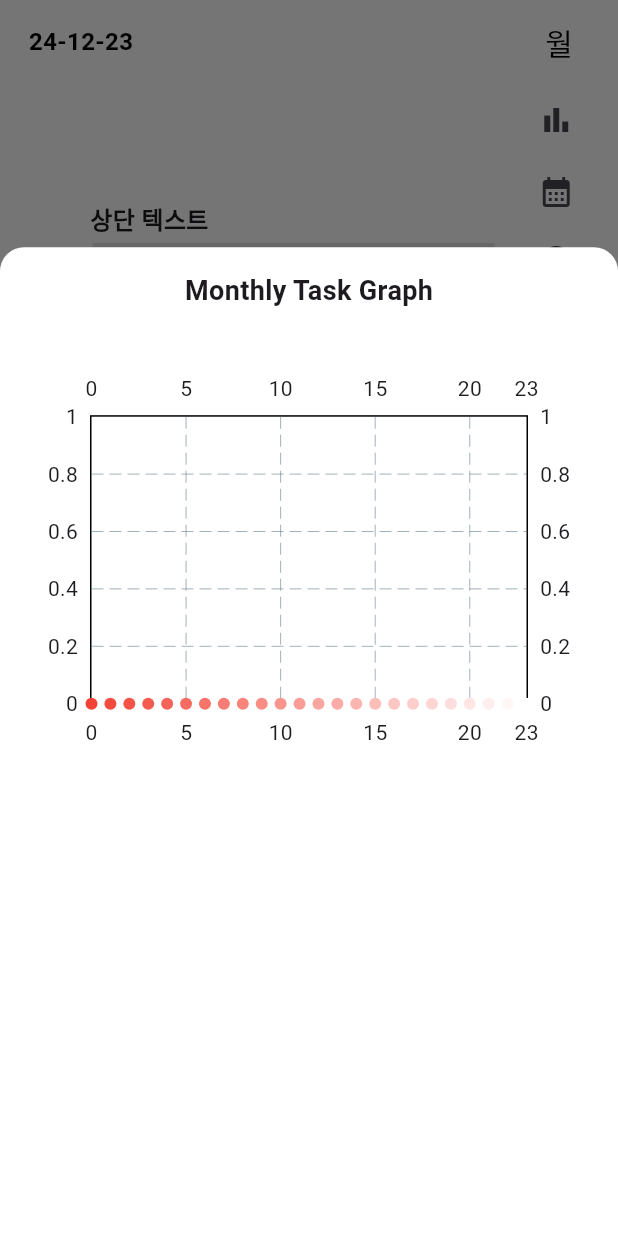
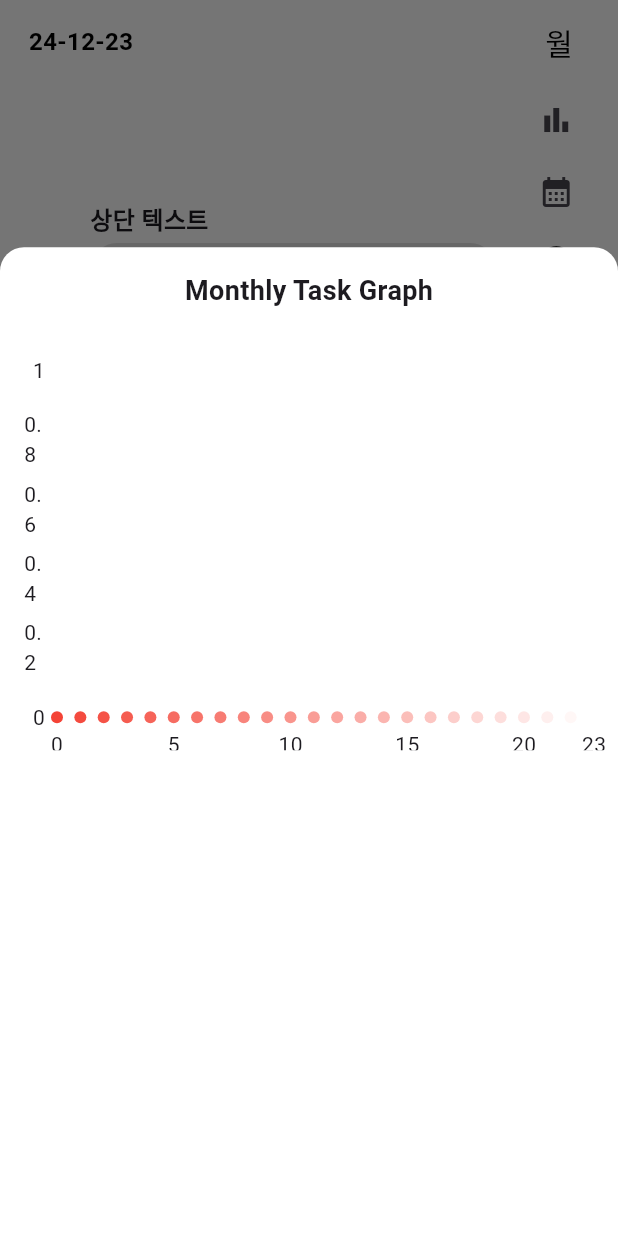
Before and after one commit to qoranreh/climb_leaf2, a Flutter app: the screen it shows after launch, after a tap on the "bar chart" icon, on a phone screen of 412 x 824 dp. Run offline on Flutter 3.47's test engine with Material 3 defaults, Android fonts, the phone set to English and light mode, and no system bars; drawn by our look-alikes of fl_chart; our stand-ins replace cloud_firestore, firebase_core, table_calendar; accounts and stored records are empty.

Commit message:
UI수정, main화면 그래프 추가

```diff
--- a/lib/theme.dart
+++ b/lib/theme.dart
@@ -1,4 +1,5 @@
 import 'package:flutter/material.dart';
+import 'dart:ui' as ui;
 
 ThemeData appTheme() {
   return ThemeData(
@@ -39,3 +40,5 @@ ThemeData appTheme() {
     scaffoldBackgroundColor: Colors.white, // Scaffold의 기본 배경색
   );
 }
+
+//그림자 넣기(나중에 추가  ㄱㄱ)
--- a/lib/timetable_page.dart
+++ b/lib/timetable_page.dart
@@ -1,3 +1,4 @@
+import 'package:climb_leaf2/theme.dart';
 import 'package:flutter/material.dart';
 import 'package:cloud_firestore/cloud_firestore.dart';
 import 'calendar_page.dart';
@@ -183,37 +184,58 @@ class _TimetablePageState extends State<TimetablePage> {
     );
 
     // 2. Firestore에서 데이터를 가져오기
-    List<int> taskCounts = List.filled(31, 0); // 최대 크기 31
-    Map<String, int> taskSummary = getTaskSummary(); // 입력된 task 요약
-    String selectedTask =
-        taskSummary.isNotEmpty ? taskSummary.keys.first : ''; // 초기 선택 Task
+    List<int> taskCounts = List.filled(currentMonthDates.length, 0); // 날짜별 Task 카운트
+    Map<String, int> taskSummary = getTaskSummary(); // Task 요약 데이터 가져오기
+    String selectedTask = taskSummary.isNotEmpty ? taskSummary.keys.first : '';
 
     if (selectedTask.isNotEmpty) {
       QuerySnapshot querySnapshot = await _firestore
-          .collection('tasks') // Firebase 컬렉션 이름
+          .collection('timetables') // Firestore 컬렉션 이름
           .where('date', isGreaterThanOrEqualTo: currentMonthDates.first)
           .where('date', isLessThanOrEqualTo: currentMonthDates.last)
           .get();
 
-      // 날짜별 Task 횟수 집계
+      // Firestore 문서 순회
       for (var doc in querySnapshot.docs) {
-        DateTime date = (doc['date'] as Timestamp).toDate();
-        String task = doc['task'];
+        final data = doc.data() as Map<String, dynamic>;
+        String docDate = doc.id; // 문서 ID는 날짜 (yyyy-MM-dd)
+        DateTime date = DateTime.parse(docDate);
+
+        // Firestore 데이터 구조에 따라 특정 Task 데이터 필터링
+        data.forEach((hour, tasks) {
+          if (tasks is List) {
+            for (var task in tasks) {
               if (task == selectedTask) {
-          taskCounts[date.day - 1]++;
+                int index = date.day - 1; // 날짜에 해당하는 인덱스
+                taskCounts[index]++; // 해당 날짜의 Task 카운트 증가
               }
             }
           }
-
-    // 3. FlSpot 데이터 생성
-    List<FlSpot> _generateSpots() {
-      return List.generate(
-        currentMonthDates.length,
-        (index) => FlSpot(index.toDouble(), taskCounts[index].toDouble()),
-      );
+        });
       }
 
-    // 4. 모달 UI
+      // 디버깅용 로그 출력
+      print("Updated Task Counts: $taskCounts");
+    }
+
+    // 3. FlSpot 데이터 생성 및 디버깅
+    List<FlSpot> spots = List.generate(
+      currentMonthDates.length,
+          (index) {
+        double x = index.toDouble(); // X 좌표: 날짜 인덱스
+        double y = taskCounts[index].toDouble(); // Y 좌표: 해당 날짜의 작업 횟수
+
+        // 디버깅용 로그 출력
+        print("FlSpot(x: $x, y: $y)");
+
+        return FlSpot(x, y); // FlSpot 객체 반환
+      },
+    );
+
+    // 디버깅: 전체 FlSpot 데이터 출력
+    print("Generated FlSpots: $spots");
+
+    // 4. 모달 UI 표시
     showModalBottomSheet(
       context: context,
       isScrollControlled: true,
@@ -232,52 +254,72 @@ class _TimetablePageState extends State<TimetablePage> {
                   const SizedBox(height: 20),
                   Wrap(
                     spacing: 8.0,
-                    children: taskSummary.keys.map((task) {
+                    runSpacing: 4.0,
+                    children: (() {
+                      List<MapEntry<String, int>> sortedEntries = taskSummary.entries
+                          .where((entry) => entry.value > 0)
+                          .toList();
+
+                      sortedEntries.sort((a, b) => b.value.compareTo(a.value));
+
+                      return sortedEntries.map((entry) {
+                        String task = entry.key;
+                        int count = entry.value;
+
                         return ElevatedButton(
                           onPressed: () {
                             setState(() {
                               selectedTask = task;
+                              print("Selected Task: $selectedTask");
                             });
                           },
                           style: ElevatedButton.styleFrom(
-                          backgroundColor: selectedTask == task
-                              ? Colors.white
-                              : Colors.black,
+                            backgroundColor:
+                            selectedTask == task ? Colors.white : Colors.black,
                           ),
                           child: Text(
-                          task,
+                            "$task ($count)", // Task 이름과 Count 표시
                             style: TextStyle(
-                            color: selectedTask == task
-                                ? Colors.red
-                                : Colors.black,
+                              color: selectedTask == task ? Colors.red : Colors.white,
                             ),
                           ),
                         );
-                    }).toList(),
+                      }).toList();
+                    })(),
                   ),
                   const SizedBox(height: 20),
                   AspectRatio(
                     aspectRatio: 1.5,
                     child: LineChart(
                       LineChartData(
-                        gridData: FlGridData(show: true),
-                        borderData: FlBorderData(show: true),
+                        gridData: FlGridData(
+                          show: true, // 격자 표시 여부
+                          drawVerticalLine: false, // 수직선 표시 비활성화
+                          drawHorizontalLine: true, // 수평선은 여전히 표시
+                          horizontalInterval: 10, // 수평선 간격 (필요에 따라 조정)
+                        ),
+                        borderData: FlBorderData(show: false),
                         minX: 0,
                         maxX: now.day.toDouble() - 1,
                         minY: 0,
-                        maxY: taskCounts
-                                .reduce((a, b) => a > b ? a : b)
-                                .toDouble() +
+                        maxY: taskCounts.reduce((a, b) => a > b ? a : b).toDouble() +
                             1,
+                        titlesData: FlTitlesData(
+                          topTitles: AxisTitles(sideTitles: SideTitles(showTitles: false)), // 상단 수치 비활성화
+                          rightTitles: AxisTitles(sideTitles: SideTitles(showTitles: false)), // 우측 수치 비활성화
+                          leftTitles: AxisTitles(sideTitles: SideTitles(showTitles: true)), // Y축 수치 활성화
+                          bottomTitles: AxisTitles(sideTitles: SideTitles(showTitles: true)), // X축 수치 활성화
+                        ),
                         lineBarsData: [
                           LineChartBarData(
-                            spots: _generateSpots(),
+                            spots: spots, // FlSpot 데이터를 그래프에 전달
                             isCurved: true,
                             gradient: LinearGradient(
                               colors: [Colors.red, Colors.white],
                               begin: Alignment.topCenter,
                               end: Alignment.bottomCenter,
                             ),
+
                             barWidth: 4,
                             isStrokeCapRound: true,
                             belowBarData: BarAreaData(show: false),
@@ -294,6 +336,9 @@ class _TimetablePageState extends State<TimetablePage> {
       },
     );
   }
+
+
+
 
   void _onPageChanged(int pageIndex) {
     setState(() {
@@ -458,24 +503,56 @@ class _TimetablePageState extends State<TimetablePage> {
                       ),
                       // 하단 회색 컨테이너
               Expanded(
-                        flex: 3, // 2:8 비율
+                flex: 3, // 하단 회색 컨테이너
                 child: Container(
-                          color: Colors.white, // 회색 배경
-                          alignment: Alignment.bottomRight, // 아래로 정렬
-
+                  color: Colors.white, // 배경색
+                  alignment: Alignment.bottomRight, // 아래쪽 정렬
+                  child: CustomPaint(
+                    //그림자 넣기 나중에
                     child: Container(
+                      decoration: BoxDecoration(
+                          borderRadius: BorderRadius.circular(16),
+                          color: Colors.black12//회색배경
+                      ),
                       width: MediaQuery.of(context).size.width * 0.65,
                       height: 150,
                       padding: EdgeInsets.fromLTRB(20, 20, 20, 20),
-                            color: Colors.black12,
-                            child: const Text(
-                              '하단 정렬 컨테이너',
-                              style: TextStyle(
-                                  color: Colors.black87, fontSize: 14),
+                      child: LineChart(
+                        LineChartData( // 격자 표시
+                            gridData: FlGridData(//그래프안 점선 싹다 비활
+                              show: false, // 격자 표시 여부
+                              drawVerticalLine: false, // 수직선 표시 비활성화
+                              drawHorizontalLine: false,  // 수평선 간격 (필요에 따라 조정)
+                            ),
+
+                          borderData: FlBorderData(show: false), // 테두리 표시
+                          titlesData: FlTitlesData(
+                            topTitles: AxisTitles(sideTitles: SideTitles(showTitles: false)), // 상단 수치 비활성화
+                            rightTitles: AxisTitles(sideTitles: SideTitles(showTitles: false)), // 우측 수치 비활성화
+                            leftTitles: AxisTitles(sideTitles: SideTitles(showTitles: false)), // Y축 수치 활성화
+                            bottomTitles: AxisTitles(sideTitles: SideTitles(showTitles: true)), // X축 수치 활성화
+                          ),
+                          lineBarsData: [
+                            LineChartBarData(
+                              spots: List.generate(101, (x) {
+                                return FlSpot(x.toDouble(), x.toDouble()); // 일차 함수 y = x
+                              }),
+                              isCurved: false, // 직선 그래프
+                              barWidth: 2,  // 선 색상
+                              dotData: FlDotData(show: false), // 점 숨김
+                            ),
+                          ],
+                          minX: 0,
+                          maxX: 100,
+                          minY: 0,
+                          maxY: 100,
                         ),
                       ),
                     ),
                   ),
+                ),
+              ),
+
                     ],
                   ),
                 ),
@@ -528,16 +605,21 @@ class _TimetablePageState extends State<TimetablePage> {
                         // 더블탭으로 작업 추가
                         child: Row(
                           children: [
-                            Container(
-                              margin: const EdgeInsets.fromLTRB(10, 0, 0, 0),
-                              width: 60,
+                            Expanded(
+                              flex:2,
+                              child: Container(
+
+                                alignment: Alignment.center,
                                 child: Text(
                                   hourIndex.toString().padLeft(2, '0'),
-                                style: TextStyle(fontSize: 30),
+                                  style: TextStyle(fontSize: 25),
                                 ),
                               ),
-                            Container(
-                              width: 200,
+                            ),
+
+                            Expanded(
+                              flex:7,
+                              child: Container(
                                 height: 50,
                                 child: ListView.builder(
                                   scrollDirection: Axis.horizontal,
@@ -554,11 +636,12 @@ class _TimetablePageState extends State<TimetablePage> {
                                             dayIndex, hourIndex, taskIndex),
                                         child: Text(
                                           task,
-                                        style: TextStyle(fontSize: 30),
+                                          style: TextStyle(fontSize: 25),
                                         ),
                                       ),
                                     );
                                   },
+                                ),
                               ),
                             ),
                           ],
```
Lines whose indentation alone changed are shown as unchanged.
